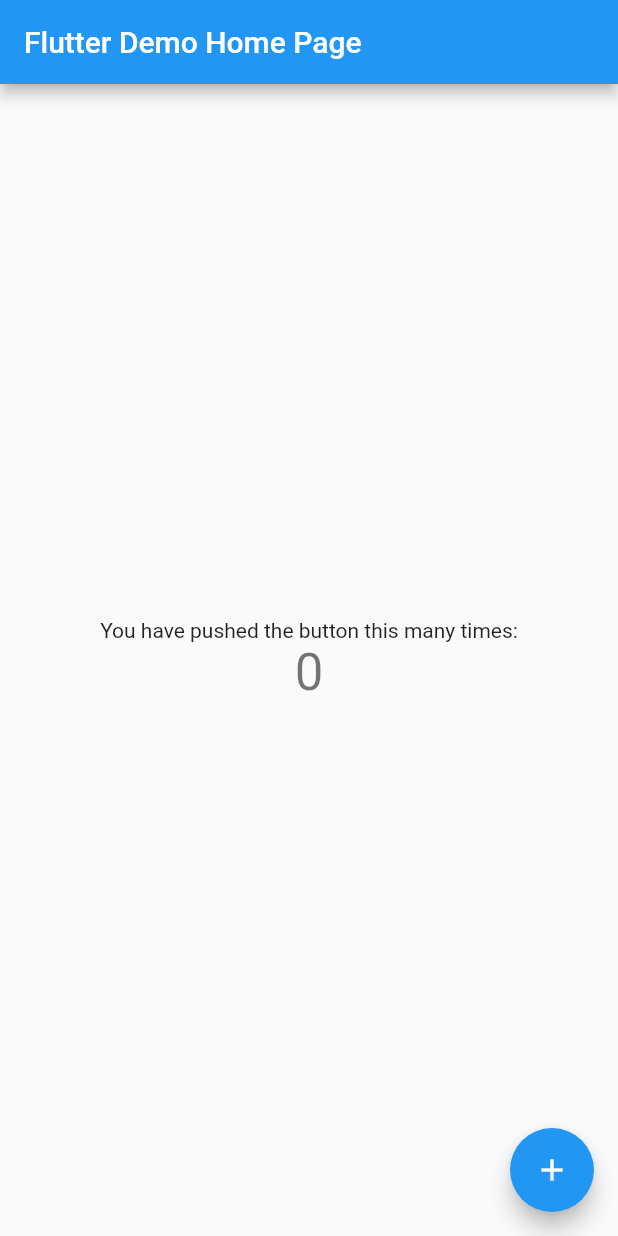
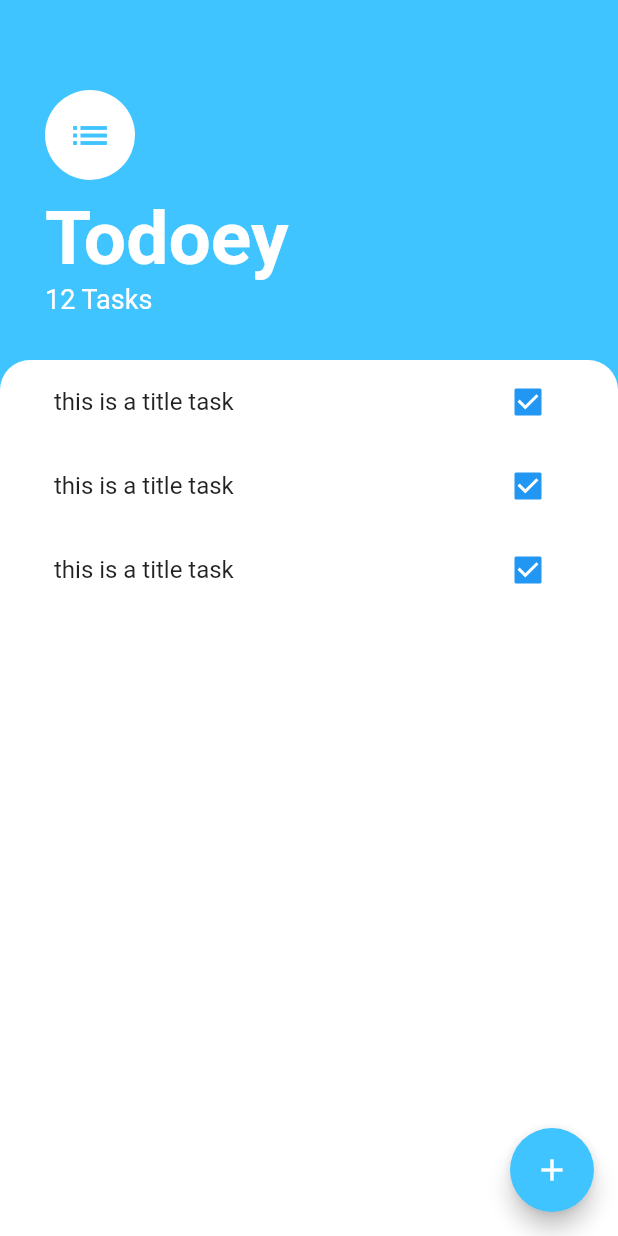
Before and after one commit to eloketobe/todoey, a Flutter app: the screen it shows after launch, on a phone screen of 412 x 824 dp. Run offline on Flutter 3.47's test engine with Material 2 defaults, Android fonts, the phone set to English and light mode, and no system bars.

Commit message:
implement task list and task tile

```diff
--- a/lib/main.dart
+++ b/lib/main.dart
@@ -1,113 +1,13 @@
 import 'package:flutter/material.dart';
+import 'package:todoey_flutter/screens/task_screen.dart';
 
 void main() {
   runApp(MyApp());
 }
 
 class MyApp extends StatelessWidget {
-  // This widget is the root of your application.
   @override
   Widget build(BuildContext context) {
-    return MaterialApp(
-      title: 'Flutter Demo',
-      theme: ThemeData(
-        // This is the theme of your application.
-        //
-        // Try running your application with "flutter run". You'll see the
-        // application has a blue toolbar. Then, without quitting the app, try
-        // changing the primarySwatch below to Colors.green and then invoke
-        // "hot reload" (press "r" in the console where you ran "flutter run",
-        // or simply save your changes to "hot reload" in a Flutter IDE).
-        // Notice that the counter didn't reset back to zero; the application
-        // is not restarted.
-        primarySwatch: Colors.blue,
-      ),
-      home: MyHomePage(title: 'Flutter Demo Home Page'),
-    );
+    return MaterialApp(home: TasksScreen());
   }
 }
-
-class MyHomePage extends StatefulWidget {
-  MyHomePage({Key? key, required this.title}) : super(key: key);
-
-  // This widget is the home page of your application. It is stateful, meaning
-  // that it has a State object (defined below) that contains fields that affect
-  // how it looks.
-
-  // This class is the configuration for the state. It holds the values (in this
-  // case the title) provided by the parent (in this case the App widget) and
-  // used by the build method of the State. Fields in a Widget subclass are
-  // always marked "final".
-
-  final String title;
-
-  @override
-  _MyHomePageState createState() => _MyHomePageState();
-}
-
-class _MyHomePageState extends State<MyHomePage> {
-  int _counter = 0;
-
-  void _incrementCounter() {
-    setState(() {
-      // This call to setState tells the Flutter framework that something has
-      // changed in this State, which causes it to rerun the build method below
-      // so that the display can reflect the updated values. If we changed
-      // _counter without calling setState(), then the build method would not be
-      // called again, and so nothing would appear to happen.
-      _counter++;
-    });
-  }
-
-  @override
-  Widget build(BuildContext context) {
-    // This method is rerun every time setState is called, for instance as done
-    // by the _incrementCounter method above.
-    //
-    // The Flutter framework has been optimized to make rerunning build methods
-    // fast, so that you can just rebuild anything that needs updating rather
-    // than having to individually change instances of widgets.
-    return Scaffold(
-      appBar: AppBar(
-        // Here we take the value from the MyHomePage object that was created by
-        // the App.build method, and use it to set our appbar title.
-        title: Text(widget.title),
-      ),
-      body: Center(
-        // Center is a layout widget. It takes a single child and positions it
-        // in the middle of the parent.
-        child: Column(
-          // Column is also a layout widget. It takes a list of children and
-          // arranges them vertically. By default, it sizes itself to fit its
-          // children horizontally, and tries to be as tall as its parent.
-          //
-          // Invoke "debug painting" (press "p" in the console, choose the
-          // "Toggle Debug Paint" action from the Flutter Inspector in Android
-          // Studio, or the "Toggle Debug Paint" command in Visual Studio Code)
-          // to see the wireframe for each widget.
-          //
-          // Column has various properties to control how it sizes itself and
-          // how it positions its children. Here we use mainAxisAlignment to
-          // center the children vertically; the main axis here is the vertical
-          // axis because Columns are vertical (the cross axis would be
-          // horizontal).
-          mainAxisAlignment: MainAxisAlignment.center,
-          children: <Widget>[
-            Text(
-              'You have pushed the button this many times:',
-            ),
-            Text(
-              '$_counter',
-              style: Theme.of(context).textTheme.headline4,
-            ),
-          ],
-        ),
-      ),
-      floatingActionButton: FloatingActionButton(
-        onPressed: _incrementCounter,
-        tooltip: 'Increment',
-        child: Icon(Icons.add),
-      ), // This trailing comma makes auto-formatting nicer for build methods.
-    );
-  }
-}
--- /dev/null
+++ b/lib/screens/task_screen.dart
@@ -0,0 +1,67 @@
+import 'package:flutter/cupertino.dart';
+import 'package:flutter/material.dart';
+import 'package:todoey_flutter/widgets/task_list.dart';
+
+class TasksScreen extends StatelessWidget {
+  @override
+  Widget build(BuildContext context) {
+    return Scaffold(
+      backgroundColor: Colors.lightBlueAccent,
+      floatingActionButton: FloatingActionButton(
+        onPressed: () {},
+        backgroundColor: Colors.lightBlueAccent,
+        child: Icon(Icons.add),
+      ),
+      body: Column(
+        crossAxisAlignment: CrossAxisAlignment.start,
+        children: [
+          Container(
+            padding: EdgeInsets.only(top: 60, bottom: 30, left: 30, right: 30),
+            child: Column(
+              crossAxisAlignment: CrossAxisAlignment.start,
+              children: [
+                CircleAvatar(
+                  radius: 30,
+                  backgroundColor: Colors.white,
+                  child: Icon(
+                    Icons.list,
+                    color: Colors.lightBlueAccent,
+                    size: 30,
+                  ),
+                ),
+                SizedBox(
+                  height: 10,
+                ),
+                Text(
+                  'Todoey',
+                  style: TextStyle(
+                      fontSize: 50,
+                      fontWeight: FontWeight.w700,
+                      color: Colors.white),
+                ),
+                Text(
+                  '12 Tasks',
+                  style: TextStyle(fontSize: 18, color: Colors.white),
+                ),
+              ],
+            ),
+          ),
+          Expanded(
+            child: Container(
+              padding: EdgeInsets.symmetric(horizontal: 20),
+              height: 100,
+              decoration: BoxDecoration(
+                color: Colors.white,
+                borderRadius: BorderRadius.only(
+                  topRight: Radius.circular(20),
+                  topLeft: Radius.circular(20),
+                ),
+              ),
+              child: TaskList(),
+            ),
+          )
+        ],
+      ),
+    );
+  }
+}
--- /dev/null
+++ b/lib/widgets/task_list.dart
@@ -0,0 +1,15 @@
+import 'package:flutter/material.dart';
+import 'task_tile.dart';
+
+class TaskList extends StatelessWidget {
+  @override
+  Widget build(BuildContext context) {
+    return ListView(
+      children: [
+        TaskTile(),
+        TaskTile(),
+        TaskTile(),
+      ],
+    );
+  }
+}
--- /dev/null
+++ b/lib/widgets/task_tile.dart
@@ -0,0 +1,14 @@
+import 'package:flutter/material.dart';
+
+class TaskTile extends StatelessWidget {
+  @override
+  Widget build(BuildContext context) {
+    return ListTile(
+      title: Text('this is a title task'),
+      trailing: Checkbox(
+        value: true,
+        onChanged: (newValue) {},
+      ),
+    );
+  }
+}
```
